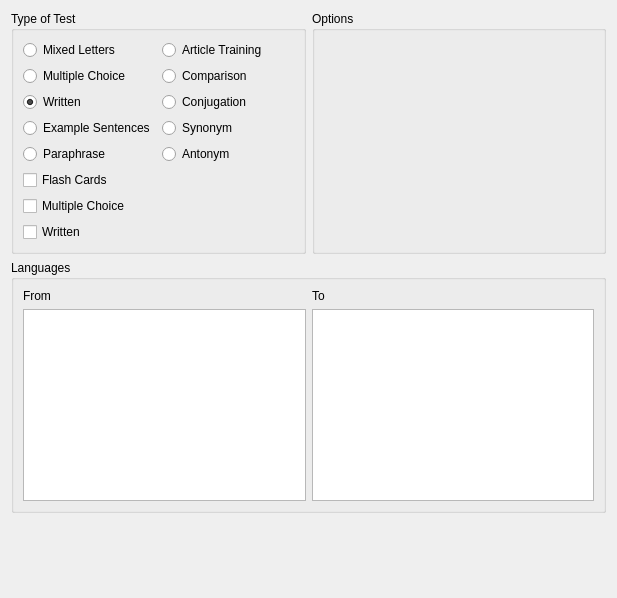
KDE/parley, file src/configure-practice/configurepracticewidget.ui: the form before one commit.
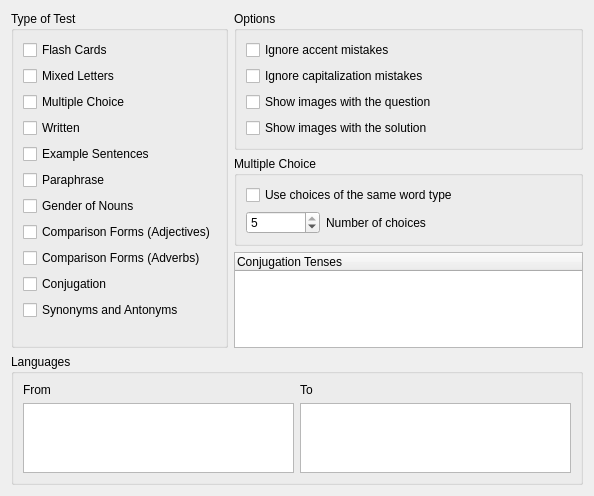
The form after the commit. Custom widgets are drawn as their Qt base class.

Commit message: Remove the old practice dialogs. I think by now they are only holding us back. Port config for practice to checkboxes only, no more radio buttons.

```diff
--- a/src/configure-practice/configurepracticewidget.ui
+++ b/src/configure-practice/configurepracticewidget.ui
@@ -6,138 +6,230 @@
    <rect>
     <x>0</x>
     <y>0</y>
-    <width>617</width>
-    <height>598</height>
+    <width>594</width>
+    <height>496</height>
    </rect>
   </property>
-  <layout class="QVBoxLayout">
+  <layout class="QVBoxLayout" name="verticalLayout_2">
    <item>
-    <layout class="QHBoxLayout">
+    <layout class="QHBoxLayout" name="horizontalLayout_2">
      <item>
-      <widget class="KButtonGroup" name="kcfg_TestType">
+      <widget class="KButtonGroup" name="TestType">
        <property name="title">
         <string>Type of Test</string>
        </property>
-       <layout class="QGridLayout">
-        <item row="6" column="0">
-         <spacer>
+       <layout class="QVBoxLayout" name="verticalLayout_3">
+        <item>
+         <widget class="QCheckBox" name="kcfg_FlashCardPractice">
+          <property name="toolTip">
+           <string>In this mode you see the word in one language and then see the solution.
+You then decide if you knew the solution.</string>
+          </property>
+          <property name="text">
+           <string>Flash Cards</string>
+          </property>
+         </widget>
+        </item>
+        <item>
+         <widget class="QCheckBox" name="kcfg_MixedLetterPractice">
+          <property name="text">
+           <string>Mixed Letters</string>
+          </property>
+         </widget>
+        </item>
+        <item>
+         <widget class="QCheckBox" name="kcfg_MultipleChoicePractice">
+          <property name="text">
+           <string>Multiple Choice</string>
+          </property>
+         </widget>
+        </item>
+        <item>
+         <widget class="QCheckBox" name="kcfg_WrittenPractice">
+          <property name="text">
+           <string>Written</string>
+          </property>
+         </widget>
+        </item>
+        <item>
+         <widget class="QCheckBox" name="kcfg_ExampleSentencePractice">
+          <property name="text">
+           <string>Example Sentences</string>
+          </property>
+         </widget>
+        </item>
+        <item>
+         <widget class="QCheckBox" name="kcfg_ParaphrasePractice">
+          <property name="text">
+           <string>Paraphrase</string>
+          </property>
+         </widget>
+        </item>
+        <item>
+         <widget class="QCheckBox" name="kcfg_GenderPractice">
+          <property name="text">
+           <string>Gender of Nouns</string>
+          </property>
+         </widget>
+        </item>
+        <item>
+         <widget class="QCheckBox" name="kcfg_ComparisonAdjectivePractice">
+          <property name="text">
+           <string>Comparison Forms (Adjectives)</string>
+          </property>
+         </widget>
+        </item>
+        <item>
+         <widget class="QCheckBox" name="kcfg_ComparisonAdverbPractice">
+          <property name="text">
+           <string>Comparison Forms (Adverbs)</string>
+          </property>
+         </widget>
+        </item>
+        <item>
+         <widget class="QCheckBox" name="kcfg_ConjugationPractice">
+          <property name="text">
+           <string>Conjugation</string>
+          </property>
+         </widget>
+        </item>
+        <item>
+         <widget class="QCheckBox" name="kcfg_SynonymAntonymPractice">
+          <property name="text">
+           <string>Synonyms and Antonyms</string>
+          </property>
+         </widget>
+        </item>
+        <item>
+         <spacer name="verticalSpacer_2">
           <property name="orientation">
            <enum>Qt::Vertical</enum>
           </property>
           <property name="sizeHint" stdset="0">
            <size>
             <width>20</width>
-            <height>0</height>
+            <height>40</height>
            </size>
           </property>
          </spacer>
         </item>
-        <item row="0" column="0">
-         <widget class="QRadioButton" name="MixedLettersRadio">
-          <property name="text">
-           <string>Mixed Letters</string>
-          </property>
-         </widget>
-        </item>
-        <item row="1" column="0">
-         <widget class="QRadioButton" name="MultipleChoiceRadio">
-          <property name="text">
-           <string>Multiple Choice</string>
-          </property>
-         </widget>
-        </item>
-        <item row="2" column="0">
-         <widget class="QRadioButton" name="WrittenRadio">
-          <property name="toolTip">
-           <string/>
-          </property>
-          <property name="text">
-           <string>Written</string>
-          </property>
-          <property name="checked">
-           <bool>true</bool>
-          </property>
-         </widget>
-        </item>
-        <item row="3" column="0">
-         <widget class="QRadioButton" name="ExampleRadio">
-          <property name="text">
-           <string>Example Sentences</string>
-          </property>
-         </widget>
-        </item>
-        <item row="4" column="0">
-         <widget class="QRadioButton" name="ParaphraseRadio">
-          <property name="text">
-           <string>Paraphrase</string>
-          </property>
-         </widget>
-        </item>
-        <item row="0" column="1">
-         <widget class="QRadioButton" name="ArticleRadio">
-          <property name="text">
-           <string>Article Training</string>
-          </property>
-         </widget>
-        </item>
-        <item row="1" column="1">
-         <widget class="QRadioButton" name="ComparisonRadio">
-          <property name="text">
-           <string>Comparison</string>
-          </property>
-         </widget>
-        </item>
-        <item row="2" column="1">
-         <widget class="QRadioButton" name="ConjugationRadio">
-          <property name="text">
-           <string>Conjugation</string>
-          </property>
-         </widget>
-        </item>
-        <item row="3" column="1">
-         <widget class="QRadioButton" name="SynonymRadio">
-          <property name="text">
-           <string>Synonym</string>
-          </property>
-         </widget>
-        </item>
-        <item row="4" column="1">
-         <widget class="QRadioButton" name="AntonymRadio">
-          <property name="text">
-           <string>Antonym</string>
-          </property>
-         </widget>
-        </item>
-        <item row="7" column="0">
-         <widget class="QCheckBox" name="kcfg_FlashCardPractice">
-          <property name="text">
-           <string>Flash Cards</string>
-          </property>
-         </widget>
-        </item>
-        <item row="8" column="0">
-         <widget class="QCheckBox" name="kcfg_MultipleChoicePractice">
-          <property name="text">
-           <string>Multiple Choice</string>
-          </property>
-         </widget>
-        </item>
-        <item row="9" column="0">
-         <widget class="QCheckBox" name="kcfg_WrittenPractice">
-          <property name="text">
-           <string>Written</string>
-          </property>
-         </widget>
-        </item>
        </layout>
       </widget>
      </item>
      <item>
-      <widget class="QGroupBox" name="OptionsGroupBox">
-       <property name="title">
-        <string>Options</string>
-       </property>
-      </widget>
+      <layout class="QVBoxLayout" name="verticalLayout">
+       <item>
+        <widget class="QGroupBox" name="OptionsGroupBox">
+         <property name="title">
+          <string>Options</string>
+         </property>
+         <layout class="QVBoxLayout" name="verticalLayout_4">
+          <item>
+           <widget class="QCheckBox" name="kcfg_IgnoreAccentMistakes">
+            <property name="text">
+             <string>Ignore accent mistakes</string>
+            </property>
+           </widget>
+          </item>
+          <item>
+           <widget class="QCheckBox" name="kcfg_IgnoreCapitalizationMistakes">
+            <property name="text">
+             <string>Ignore capitalization mistakes</string>
+            </property>
+           </widget>
+          </item>
+          <item>
+           <widget class="QCheckBox" name="kcfg_FlashcardsFrontImage">
+            <property name="text">
+             <string>Show images with the question</string>
+            </property>
+           </widget>
+          </item>
+          <item>
+           <widget class="QCheckBox" name="kcfg_FlashcardsBackImage">
+            <property name="text">
+             <string>Show images with the solution</string>
+            </property>
+           </widget>
+          </item>
+         </layout>
+        </widget>
+       </item>
+       <item>
+        <widget class="QGroupBox" name="groupBox">
+         <property name="title">
+          <string>Multiple Choice</string>
+         </property>
+         <layout class="QVBoxLayout" name="verticalLayout_5">
+          <item>
+           <widget class="QCheckBox" name="kcfg_MultipleChoiceWordTypeConsistancy">
+            <property name="text">
+             <string>Use choices of the same word type</string>
+            </property>
+           </widget>
+          </item>
+          <item>
+           <layout class="QHBoxLayout" name="horizontalLayout">
+            <item>
+             <widget class="KIntSpinBox" name="kcfg_NumberMultipleChoiceAnswers">
+              <property name="maximumSize">
+               <size>
+                <width>74</width>
+                <height>16777215</height>
+               </size>
+              </property>
+              <property name="minimum">
+               <number>2</number>
+              </property>
+              <property name="maximum">
+               <number>5</number>
+              </property>
+              <property name="value">
+               <number>5</number>
+              </property>
+             </widget>
+            </item>
+            <item>
+             <widget class="QLabel" name="label_3">
+              <property name="text">
+               <string>Number of choices</string>
+              </property>
+             </widget>
+            </item>
+           </layout>
+          </item>
+         </layout>
+        </widget>
+       </item>
+       <item>
+        <spacer name="verticalSpacer">
+         <property name="orientation">
+          <enum>Qt::Vertical</enum>
+         </property>
+         <property name="sizeHint" stdset="0">
+          <size>
+           <width>20</width>
+           <height>40</height>
+          </size>
+         </property>
+        </spacer>
+       </item>
+       <item>
+        <widget class="QTreeWidget" name="tenseSelectionTreeWidget">
+         <property name="rootIsDecorated">
+          <bool>false</bool>
+         </property>
+         <property name="itemsExpandable">
+          <bool>false</bool>
+         </property>
+         <column>
+          <property name="text">
+           <string>Conjugation Tenses</string>
+          </property>
+         </column>
+        </widget>
+       </item>
+      </layout>
      </item>
     </layout>
    </item>
@@ -190,6 +282,11 @@
   </layout>
  </widget>
  <customwidgets>
+  <customwidget>
+   <class>KIntSpinBox</class>
+   <extends>QSpinBox</extends>
+   <header>knuminput.h</header>
+  </customwidget>
   <customwidget>
    <class>KButtonGroup</class>
    <extends>QGroupBox</extends>
```
The commit also changes 39 other files.
